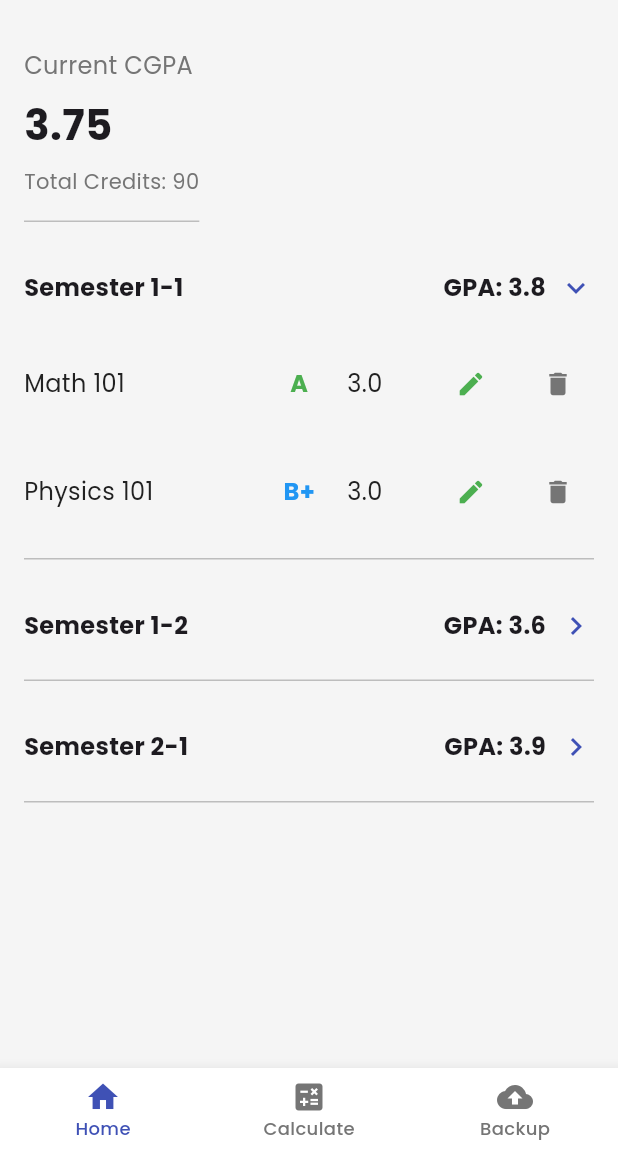
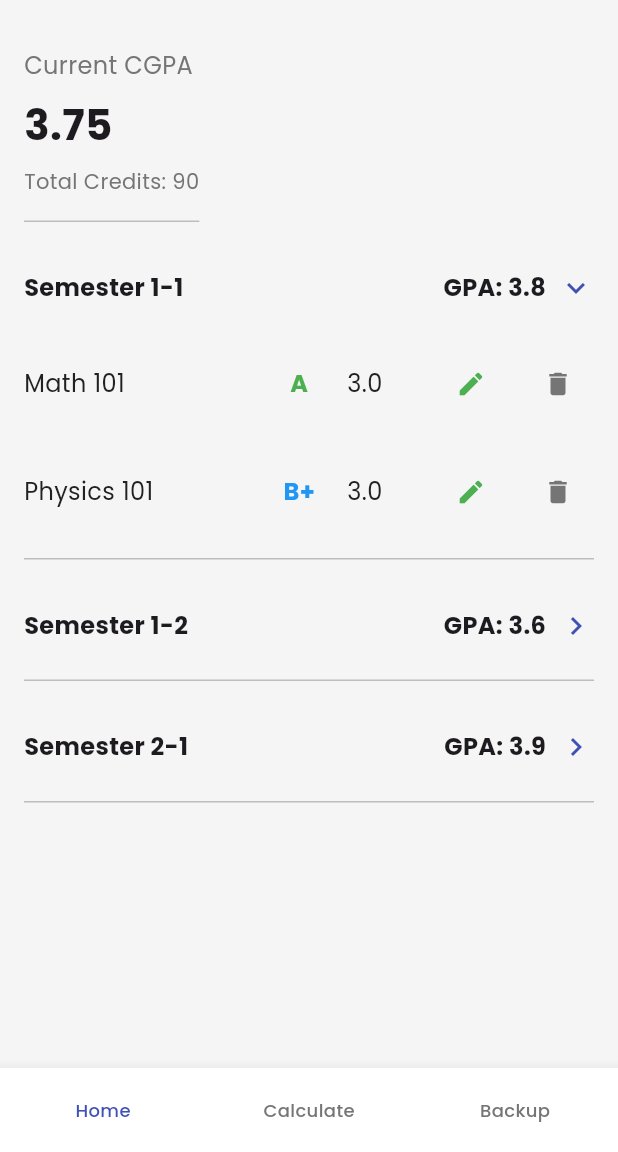
Before and after one commit to anjumArnab/Markify, a Flutter app: the screen it shows after launch, on a phone screen of 412 x 824 dp, the part 84-1236 px from its top. Run offline on Flutter 3.47's test engine with Material 3 defaults, Android fonts, the phone set to English and light mode, and no system bars; our stand-ins replace google_fonts.

Commit message:
BottomNavigationBarItem(icon: SizedBox.shrink())

```diff
--- a/lib/main.dart
+++ b/lib/main.dart
@@ -82,15 +82,15 @@ class _CGPATrackerState extends State<CGPATracker> {
           ),
           items: const [
             BottomNavigationBarItem(
-              icon: Icon(Icons.home),
+             icon: SizedBox.shrink(),
               label: 'Home',
             ),
             BottomNavigationBarItem(
-              icon: Icon(Icons.calculate),
+               icon: SizedBox.shrink(),
               label: 'Calculate',
             ),
             BottomNavigationBarItem(
-              icon: Icon(Icons.backup),
+             icon: SizedBox.shrink(),
               label: 'Backup',
             ),
           ],
```
